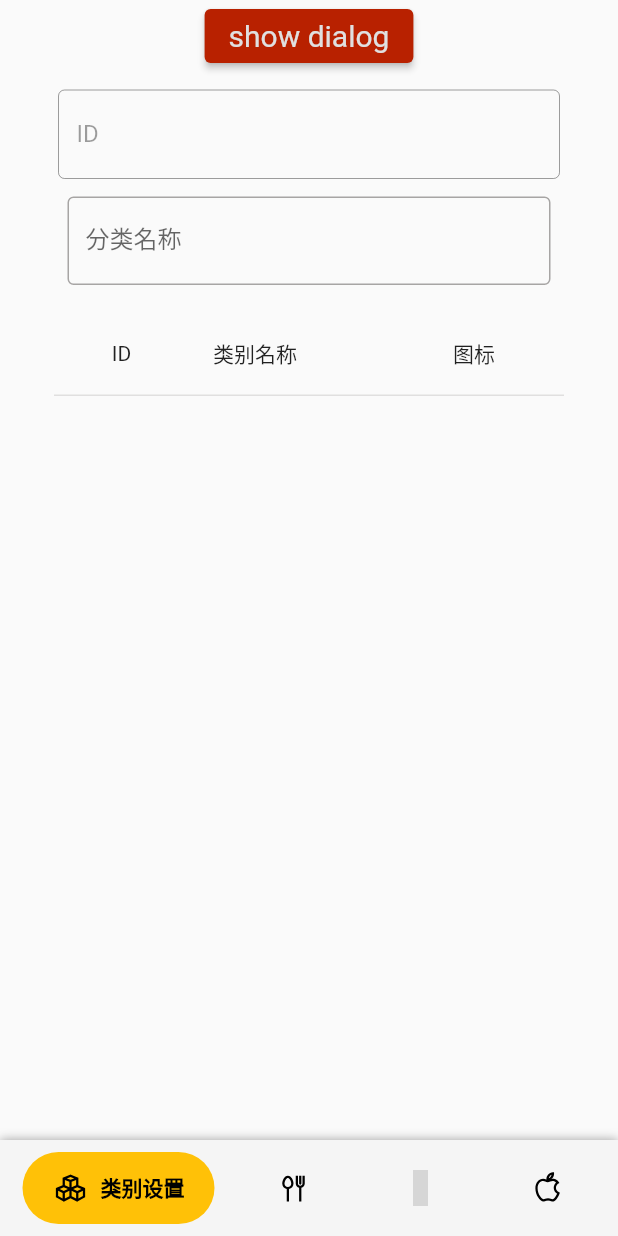
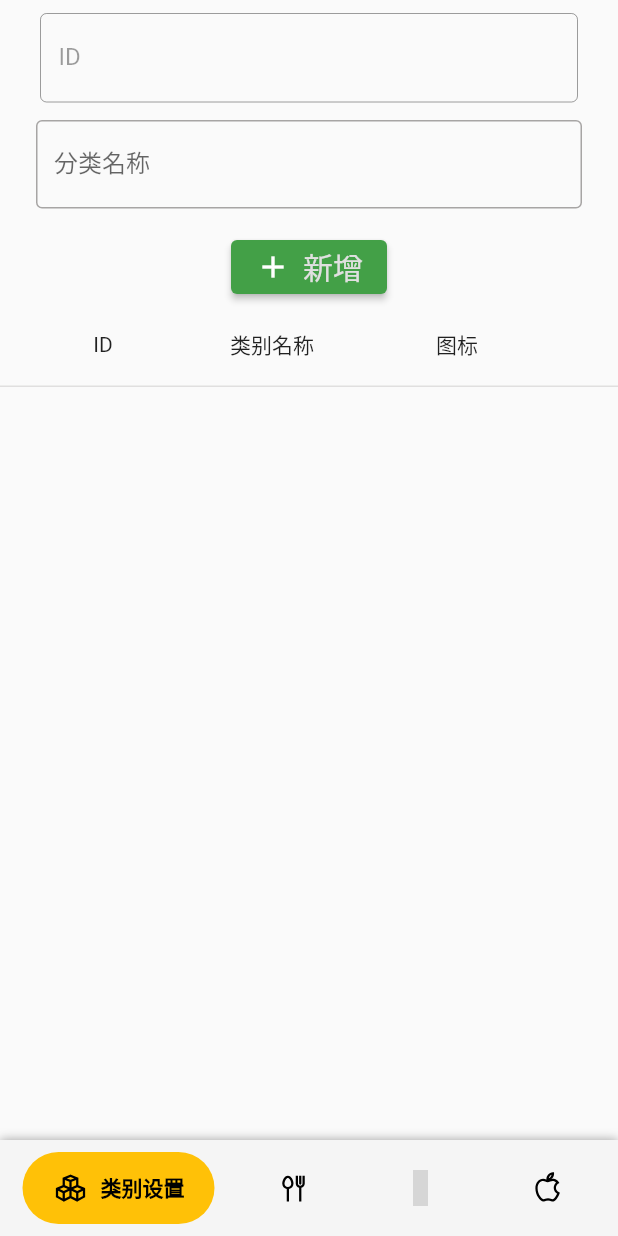
Before and after one commit to ZHANGJMJR/mywms, a Flutter app: the BasicDataPage screen opened directly, on a phone screen of 412 x 824 dp. Run offline on Flutter 3.47's test engine with Material 2 defaults, Android fonts, the phone set to English and light mode, and no system bars; drawn by our look-alikes of google_nav_bar, syncfusion_flutter_datagrid; our stand-ins replace awesome_dialog, dio, flutter_screenutil, flutter_svg, get, get_storage and 1 more; accounts and stored records are empty; project files that could hold a hidden picture were left out; grey boxes are pictures that could not be loaded.

Commit message:
11 commit

```diff
--- a/lib/screens/basicpage/CategoryGrid.dart
+++ b/lib/screens/basicpage/CategoryGrid.dart
@@ -36,35 +36,65 @@ class CategoryGrid extends StatelessWidget {
 
     return Column(
       children: [
-        ElevatedButton(
-            onPressed: () {
-              myDialog.show();
-            },
-            child: 'show dialog'.toLabel(fontsize: 20)),
         Form(
             child: Column(
           mainAxisSize: MainAxisSize.min,
           children: [
             TextFormField(
               controller: _categoryController.idController,
-              decoration: InputDecoration(
+              decoration: const InputDecoration(
                   labelText: 'ID', border: OutlineInputBorder()),
               enabled: false,
-            ).margin3.hPadding9.hPadding9.hPadding9,
+            ).margin3.hPadding9.hPadding9,
             TextFormField(
               controller: _categoryController.titleController,
-              validator: (value){
-                  if(value!=null && value!.length < 2)
-                  {return '输入有效的分类名称！';}
-                  else{return null;}},
-              decoration: InputDecoration(
+              validator: (value) {
+                if ((value ?? '').length < 2) {
+                  return '输入有效的分类名称！';
+                } else {
+                  return null;
+                }
+              },
+              decoration: const InputDecoration(
                   labelText: '分类名称', border: OutlineInputBorder()),
-
-            ).margin9.hPadding9.hPadding9.hPadding9
+            ).margin9.hPadding9
           ],
-        )).margin9,
+        )).padding6,
+        ElevatedButton(
+            style: ButtonStyle(
+                backgroundColor: (int.parse(
+                            _categoryController.idController.text == ''
+                                ? '0'
+                                : _categoryController.idController.text)) >
+                        0
+                    ? // ( (_categoryController.idController.text ??'0') ) > '0'?    // int (_categoryController.idController.text??'0')
+                    MaterialStateProperty.all(const Color(0xFFFFB300))
+                    : MaterialStateProperty.all(const Color(0xFF43A047))),
+            onPressed: () {
+              myDialog.show();
+            },
+            child: Row(
+              mainAxisSize: MainAxisSize.min,
+              children: [
+                (int.parse(_categoryController.idController.text == ''
+                            ? '0'
+                            : _categoryController.idController.text)) >
+                        0
+                    ? const Icon(Icons.edit)
+                    : const Icon(Icons.add),
+                SizedBox(width: 8,),
+                ((int.parse(_categoryController.idController.text == ''
+                                ? '0'
+                                : _categoryController.idController.text)) >
+                            0
+                        ? "修改"
+                        : "新增")
+                    .toLabel(fontsize: 20),
+              ],
+            )),
         Expanded(
           child: SfDataGrid(
+            columnWidthMode: ColumnWidthMode.fill,
             source: _categoryDataGridSource,
             columns: [
               GridColumn(
@@ -78,7 +108,6 @@ class CategoryGrid extends StatelessWidget {
                       ))),
               GridColumn(
                   columnName: 'name',
-                  width: 160,
                   label: Container(
                       padding: const EdgeInsets.symmetric(horizontal: 16.0),
                       alignment: Alignment.centerLeft,
```
